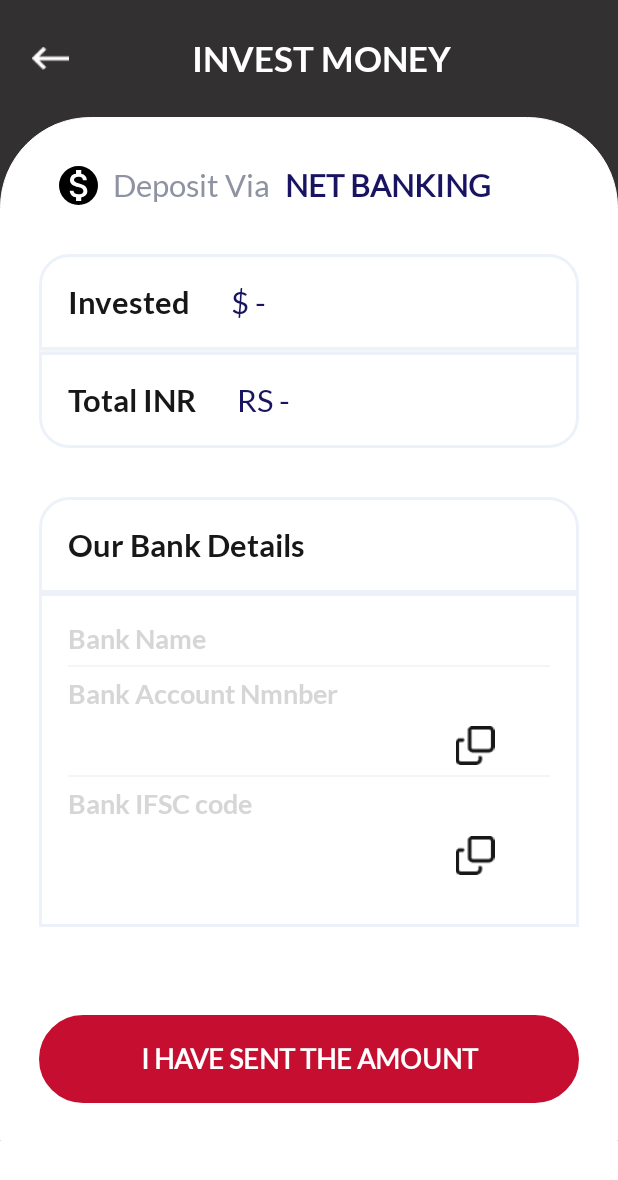
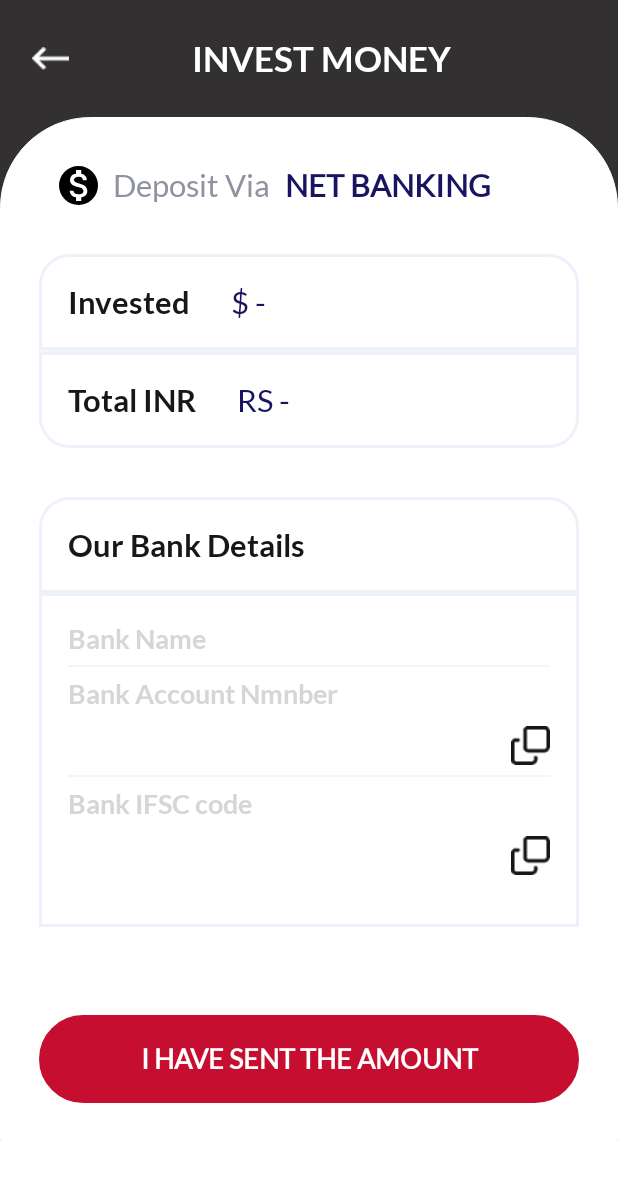
Before and after one commit to vpprajapati19/GrowFxTrade, an Android app: the InvestMoneyNetbankingActivity screen opened directly, with no data from a screen before it, on a phone screen of 412 x 824 dp. Shown: the top 1180 px of the screen. Run offline under Robolectric (Android 15) with nearby library versions, the phone set to English and light mode, and no system bars; our stand-ins replace CircleImageView, sdp/ssp sizes.

Commit message:
vinod new changesUI changes and bugs fixnign  28-04-2022

```diff
--- a/app/src/main/java/com/growfxtrade/adapter/ViewServiceAdapter.java
+++ b/app/src/main/java/com/growfxtrade/adapter/ViewServiceAdapter.java
@@ -51,14 +51,10 @@ public class ViewServiceAdapter extends RecyclerView.Adapter<ViewServiceAdapter.
                 .centerCrop()
                 .into(itemViewHolder.grid_item_image);*/
         itemViewHolder.txtdate.setText(list.get(pos).getDate());
-        itemViewHolder.txttype.setText(list.get(pos).getType());
+        itemViewHolder.txttype.setText(list.get(pos).getbuy_sell());
         itemViewHolder.txtamount.setText(list.get(pos).getAmount());
 
       //  Picasso.with(this.context).load((FilterdList.get(pos).getImgurl())).placeholder(R.drawable.default_image).into(itemViewHolder.grid_item_image);
-
-
-
-
     }
 
     public long getItemId(int i) {
--- a/app/src/main/res/layout/activity_invest_money_netbanking.xml
+++ b/app/src/main/res/layout/activity_invest_money_netbanking.xml
@@ -81,8 +81,8 @@
                             android:layout_width="match_parent"
                             android:layout_height="wrap_content"
                             android:layout_marginLeft="@dimen/_20sdp"
+                            android:layout_marginTop="@dimen/_25sdp"
                             android:layout_marginRight="@dimen/_20sdp"
-                            android:layout_marginTop="@dimen/_25sdp"
                             android:orientation="vertical">
 
                             <LinearLayout
@@ -90,35 +90,35 @@
                                 android:layout_height="wrap_content"
                                 android:layout_marginLeft="@dimen/_10sdp"
                                 android:layout_marginRight="@dimen/_10sdp">
+
                                 <ImageView
                                     android:layout_width="@dimen/_20sdp"
                                     android:layout_height="@dimen/_20sdp"
                                     android:layout_gravity="center"
-                                    android:src="@drawable/ic_dolar_sv">
-                                </ImageView>
+                                    android:src="@drawable/ic_dolar_sv"></ImageView>
+
                                 <TextView
                                     android:layout_width="wrap_content"
                                     android:layout_height="wrap_content"
                                     android:layout_gravity="center"
                                     android:layout_marginLeft="10dp"
                                     android:fontFamily="@font/lato_regular"
+                                    android:text="Deposit Via"
+                                    android:textColor="@color/colorLine"
                                     android:textSize="@dimen/_16sdp"
-                                    android:textColor="@color/colorLine"
-                                    android:textStyle="normal"
-                                    android:text="Deposit Via">
-                                </TextView>
+                                    android:textStyle="normal"></TextView>
+
                                 <TextView
                                     android:layout_width="wrap_content"
                                     android:layout_height="wrap_content"
                                     android:layout_gravity="center"
                                     android:layout_marginLeft="10dp"
+                                    android:fontFamily="@font/lato_regular"
+                                    android:text="Net Banking"
+                                    android:textAllCaps="true"
+                                    android:textColor="@color/colorTitle"
                                     android:textSize="@dimen/_16sdp"
-                                    android:fontFamily="@font/lato_regular"
-                                    android:textColor="@color/colorTitle"
-                                    android:textStyle="bold"
-                                    android:textAllCaps="true"
-                                    android:text="Net Banking">
-                                </TextView>
+                                    android:textStyle="bold"></TextView>
                             </LinearLayout>
 
                             <LinearLayout
@@ -126,54 +126,57 @@
                                 android:layout_height="wrap_content"
                                 android:layout_marginTop="@dimen/_25sdp"
                                 android:orientation="vertical">
+
                                 <LinearLayout
                                     android:layout_width="match_parent"
                                     android:layout_height="wrap_content"
-                                    android:padding="@dimen/_15sdp"
-                                    android:background="@drawable/bg_invest_money_rounded_top">>
+                                    android:background="@drawable/bg_invest_money_rounded_top"
+                                    android:padding="@dimen/_15sdp">>
+
                                     <TextView
                                         android:layout_width="wrap_content"
                                         android:layout_height="wrap_content"
                                         android:layout_gravity="center"
+                                        android:fontFamily="@font/lato_bold"
+                                        android:text="Invested  "
+                                        android:textColor="@color/colorTextInvest"
                                         android:textSize="@dimen/_16sdp"
-                                        android:fontFamily="@font/lato_bold"
-                                        android:textColor="@color/colorTextInvest"
-                                        android:textStyle="bold"
-                                        android:text="Invested  ">
-                                    </TextView>
+                                        android:textStyle="bold"></TextView>
+
                                     <TextView
                                         android:id="@+id/tv_price"
                                         android:layout_width="wrap_content"
                                         android:layout_height="wrap_content"
                                         android:layout_gravity="center"
                                         android:layout_marginLeft="@dimen/_15sdp"
+                                        android:fontFamily="@font/lato_regular"
+                                        android:text="$ - "
+                                        android:textAllCaps="true"
+                                        android:textColor="@color/colorTitle"
                                         android:textSize="@dimen/_16sdp"
-                                        android:fontFamily="@font/lato_regular"
-                                        android:textColor="@color/colorTitle"
-                                        android:textStyle="normal"
-                                        android:textAllCaps="true"
-                                        android:text="$ - ">
-                                    </TextView>
+                                        android:textStyle="normal"></TextView>
                                 </LinearLayout>
+
                                 <View
                                     android:layout_width="match_parent"
                                     android:layout_height="1dp"
                                     android:background="@color/colorLineInvest" />
+
                                 <LinearLayout
                                     android:layout_width="match_parent"
                                     android:layout_height="wrap_content"
-                                    android:padding="@dimen/_15sdp"
-                                    android:background="@drawable/bg_invest_money_rounded">
+                                    android:background="@drawable/bg_invest_money_rounded"
+                                    android:padding="@dimen/_15sdp">
+
                                     <TextView
                                         android:layout_width="wrap_content"
                                         android:layout_height="wrap_content"
                                         android:layout_gravity="center"
                                         android:fontFamily="@font/lato_bold"
+                                        android:text="Total INR  "
+                                        android:textColor="@color/colorTextInvest"
                                         android:textSize="@dimen/_16sdp"
-                                        android:textColor="@color/colorTextInvest"
-                                        android:textStyle="bold"
-                                        android:text="Total INR  ">
-                                    </TextView>
+                                        android:textStyle="bold"></TextView>
 
                                     <TextView
                                         android:layout_width="wrap_content"
@@ -194,131 +197,174 @@
                                 android:layout_height="wrap_content"
                                 android:layout_marginTop="@dimen/_25sdp"
                                 android:orientation="vertical">
+
                                 <LinearLayout
                                     android:layout_width="match_parent"
                                     android:layout_height="wrap_content"
-                                    android:padding="@dimen/_15sdp"
-                                    android:background="@drawable/bg_invest_money_rounded_top">>
+                                    android:background="@drawable/bg_invest_money_rounded_top"
+                                    android:padding="@dimen/_15sdp">>
+
                                     <TextView
                                         android:layout_width="wrap_content"
                                         android:layout_height="wrap_content"
                                         android:layout_gravity="center"
+                                        android:fontFamily="@font/lato_bold"
+                                        android:text="Our Bank Details"
+                                        android:textAllCaps="false"
+                                        android:textColor="@color/colorTextInvest"
                                         android:textSize="@dimen/_16sdp"
-                                        android:fontFamily="@font/lato_bold"
-                                        android:textColor="@color/colorTextInvest"
-                                        android:textStyle="bold"
-                                        android:textAllCaps="false"
-                                        android:text="Our Bank Details">
-                                    </TextView>
+                                        android:textStyle="bold"></TextView>
                                 </LinearLayout>
+
                                 <LinearLayout
                                     android:layout_width="match_parent"
                                     android:layout_height="wrap_content"
-                                    android:padding="@dimen/_15sdp"
+                                    android:background="@drawable/bg_invest_money_rounded_middel"
                                     android:orientation="vertical"
-                                    android:background="@drawable/bg_invest_money_rounded_middel">
+                                    android:padding="@dimen/_15sdp">
+
                                     <LinearLayout
                                         android:layout_width="match_parent"
                                         android:layout_height="wrap_content"
                                         android:orientation="horizontal"
                                         android:weightSum="2">
+                                        <LinearLayout
+                                            android:layout_width="match_parent"
+                                            android:layout_height="wrap_content"
+                                            android:layout_weight="1.2">
                                             <TextView
                                                 android:layout_width="wrap_content"
                                                 android:layout_height="wrap_content"
                                                 android:layout_gravity="center"
+                                                android:fontFamily="@font/lato_bold"
+                                                android:text="Bank Name"
+                                                android:textColor="@color/gray_btn_bg_color"
                                                 android:textSize="@dimen/_14sdp"
-                                            android:fontFamily="@font/lato_bold"
-                                            android:textColor="@color/gray_btn_bg_color"
-                                            android:textStyle="bold"
-                                            android:layout_weight="1.5"
-                                            android:text="Bank Name"/>
+                                                android:textStyle="bold" />
+                                        </LinearLayout>
+                                        <LinearLayout
+                                            android:layout_width="match_parent"
+                                            android:layout_height="wrap_content"
+                                            android:gravity="center|right"
+                                            android:layout_weight="0.8">
                                             <TextView
                                                 android:id="@+id/tv_bankname"
                                                 android:layout_width="wrap_content"
                                                 android:layout_height="wrap_content"
-                                            android:layout_gravity="right"
+                                                android:fontFamily="@font/lato_bold"
+                                                android:text="Yes Bank"
+                                                android:textColor="@color/colorTextInvest"
                                                 android:textSize="@dimen/_14sdp"
-                                            android:fontFamily="@font/lato_bold"
-                                            android:textColor="@color/colorTextInvest"
-                                            android:textStyle="bold"
-                                            android:layout_weight="1.5"
-                                            android:text="Yes Bank">
-                                        </TextView>
+                                                android:textStyle="bold"/>
                                         </LinearLayout>
+
+
+
+                                    </LinearLayout>
+
                                     <View
                                         android:layout_width="match_parent"
                                         android:layout_height="1dp"
                                         android:layout_marginTop="@dimen/_5sdp"
                                         android:background="@color/colorLineInvest" />
+
                                     <TextView
                                         android:layout_width="wrap_content"
                                         android:layout_height="wrap_content"
-                                        android:textSize="@dimen/_14sdp"
                                         android:layout_marginTop="@dimen/_5sdp"
                                         android:fontFamily="@font/lato_bold"
+                                        android:text="Bank Account Nmnber"
                                         android:textColor="@color/gray_btn_bg_color"
-                                        android:textStyle="bold"
-                                        android:text="Bank Account Nmnber"/>
+                                        android:textSize="@dimen/_14sdp"
+                                        android:textStyle="bold" />
+
                                     <LinearLayout
                                         android:layout_width="match_parent"
                                         android:layout_height="wrap_content"
+                                        android:orientation="horizontal"
+                                        android:weightSum="2"
                                         android:layout_marginTop="@dimen/_8sdp">
+                                        <LinearLayout
+                                            android:layout_width="match_parent"
+                                            android:layout_height="wrap_content"
+                                            android:layout_weight="0.3">
                                             <TextView
                                                 android:id="@+id/tv_bank_accountno"
                                                 android:layout_width="wrap_content"
                                                 android:layout_height="wrap_content"
                                                 android:layout_gravity="center"
+                                                android:fontFamily="@font/lato_bold"
+                                                android:text="123456789"
+                                                android:textColor="@color/colorTextInvest"
                                                 android:textSize="@dimen/_15sdp"
-                                            android:fontFamily="@font/lato_bold"
-                                            android:textColor="@color/colorTextInvest"
-                                            android:textStyle="bold"
-                                            android:layout_weight="1.5"
-                                            android:text="123456789">
-                                        </TextView>
+                                                android:textStyle="bold"/>
+                                        </LinearLayout>
+                                        <LinearLayout
+                                            android:layout_width="match_parent"
+                                            android:layout_height="wrap_content"
+                                            android:gravity="center|right"
+                                            android:layout_weight="1.7">
                                             <ImageView
                                                 android:id="@+id/iv_copybutton"
                                                 android:layout_width="@dimen/_20sdp"
                                                 android:layout_height="@dimen/_20sdp"
-                                            android:layout_weight="0.5"
                                                 android:src="@drawable/ic_copy_new" />
                                         </LinearLayout>
+
+                                    </LinearLayout>
+
                                     <View
                                         android:layout_width="match_parent"
                                         android:layout_height="1dp"
                                         android:layout_marginTop="@dimen/_5sdp"
                                         android:background="@color/colorLineInvest" />
+
                                     <TextView
                                         android:layout_width="wrap_content"
                                         android:layout_height="wrap_content"
-                                        android:textSize="@dimen/_14sdp"
                                         android:layout_marginTop="@dimen/_5sdp"
                                         android:fontFamily="@font/lato_bold"
+                                        android:text="Bank IFSC code"
                                         android:textColor="@color/gray_btn_bg_color"
-                                        android:textStyle="bold"
-                                        android:text="Bank IFSC code"/>
+                                        android:textSize="@dimen/_14sdp"
+                                        android:textStyle="bold" />
+
                                     <LinearLayout
                                         android:layout_width="match_parent"
                                         android:layout_height="wrap_content"
-                                        android:layout_marginBottom="@dimen/_12sdp"
-                                        android:layout_marginTop="@dimen/_8sdp">
+                                        android:layout_marginTop="@dimen/_8sdp"
+                                        android:weightSum="2"
+                                        android:orientation="horizontal"
+                                        android:layout_marginBottom="@dimen/_12sdp">
+                                        <LinearLayout
+                                            android:layout_width="match_parent"
+                                            android:layout_height="wrap_content"
+                                            android:layout_weight="0.3">
                                             <TextView
                                                 android:id="@+id/tv_ifsccode"
                                                 android:layout_width="wrap_content"
                                                 android:layout_height="wrap_content"
                                                 android:layout_gravity="center"
+                                                android:fontFamily="@font/lato_bold"
+                                                android:text="123456789"
+                                                android:textColor="@color/colorTextInvest"
                                                 android:textSize="@dimen/_15sdp"
-                                            android:fontFamily="@font/lato_bold"
-                                            android:textColor="@color/colorTextInvest"
-                                            android:textStyle="bold"
-                                            android:layout_weight="1.5"
-                                            android:text="123456789">
-                                        </TextView>
+                                                android:textStyle="bold"/>
+                                        </LinearLayout>
+                                        <LinearLayout
+                                            android:layout_width="match_parent"
+                                            android:layout_height="wrap_content"
+                                            android:gravity="center|right"
+                                            android:layout_weight="1.7">
                                             <ImageView
                                                 android:id="@+id/iv_copybuttonifsc"
                                                 android:layout_width="@dimen/_20sdp"
                                                 android:layout_height="@dimen/_20sdp"
-                                            android:layout_weight="0.5"
                                                 android:src="@drawable/ic_copy_new" />
+                                        </LinearLayout>
+
+
+
                                     </LinearLayout>
 
 
@@ -328,26 +374,28 @@
 
                             <LinearLayout
                                 android:id="@+id/btn_sent_money_netbank"
-                                android:layout_marginTop="@dimen/_45sdp"
-                                android:background="@drawable/bg_button_red_new"
                                 android:layout_width="match_parent"
                                 android:layout_height="@dimen/_45sdp"
                                 android:layout_gravity="center"
+                                android:layout_marginTop="@dimen/_45sdp"
                                 android:layout_weight="2"
+                                android:background="@drawable/bg_button_red_new"
                                 android:gravity="center"
                                 android:orientation="horizontal">
+
                                 <TextView
                                     android:layout_width="match_parent"
                                     android:layout_height="wrap_content"
+                                    android:fontFamily="@font/lato_regular"
+                                    android:gravity="center"
+                                    android:paddingTop="@dimen/_10sdp"
+                                    android:paddingBottom="@dimen/_11sdp"
                                     android:text="I HAVE SENT THE AMOUNT"
+                                    android:textColor="@color/white"
                                     android:textSize="@dimen/_14sdp"
-                                    android:textColor="@color/white"
-                                    android:gravity="center"
-                                    android:textStyle="bold"
-                                    android:fontFamily="@font/lato_regular"
-                                    android:paddingTop="@dimen/_10sdp"
-                                    android:paddingBottom="@dimen/_11sdp"/>
+                                    android:textStyle="bold" />
                             </LinearLayout>
+
                             <LinearLayout
                                 android:layout_width="match_parent"
                                 android:layout_height="25dp"
```
Also changed, not shown: app/src/main/java/com/growfxtrade/activity/RegisterActivity.java (+34 -12 lines), app/src/main/java/com/growfxtrade/model/ViewServiceModel.java (+9 -0 lines), app/src/main/java/com/growfxtrade/utils/ImageResizer.java (added, +37 -0 lines), app/src/main/res/drawable/ic_noun_user.xml (added, +15 -0 lines), app/src/main/res/layout/activity_transaction.xml (+6 -5 lines), app/src/main/res/layout/layout_drawer_menu.xml (+9 -9 lines), app/src/main/res/layout/row_orderhistory.xml (+19 -6 lines). Lines whose indentation alone changed are shown as unchanged.
